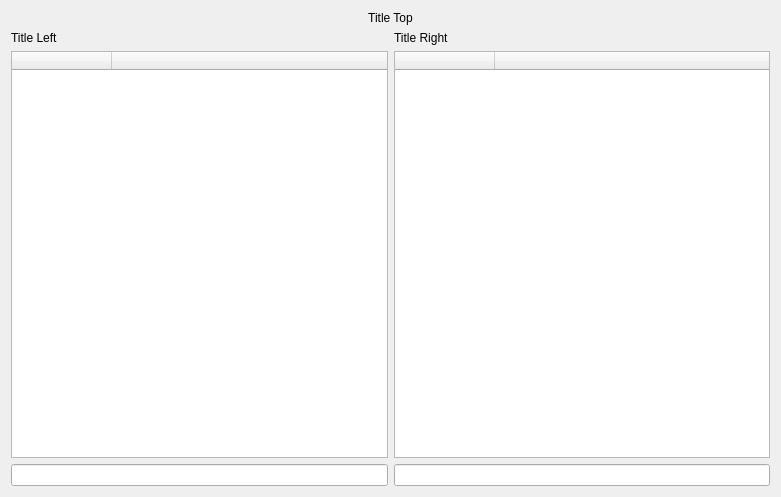
Before: the Qt Designer form Sources/Classes/ft_account.ui in ThomasWinz/FirmenSimulation, drawn with Qt 5.
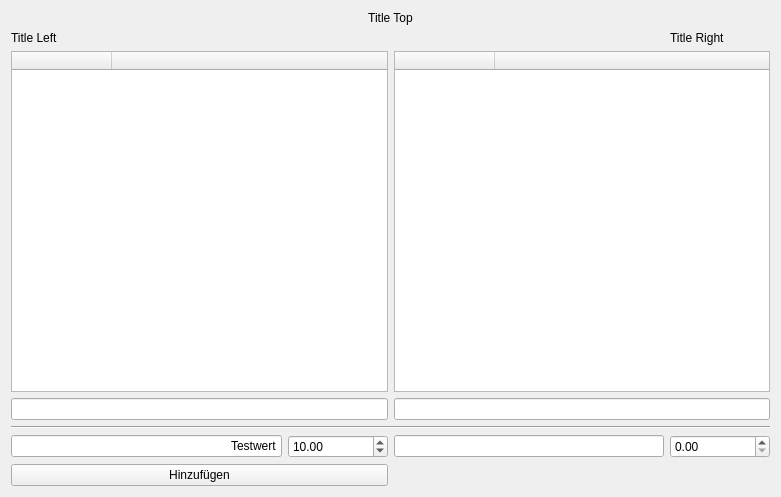
After: the same form once the commit is applied.

Commit message: EX-0203389: cleaned up FT_Account-class; added way to notify "parent" account about value-changes; adapted unit tests

```diff
--- a/Sources/Classes/ft_account.ui
+++ b/Sources/Classes/ft_account.ui
@@ -14,7 +14,24 @@
    <string>Form</string>
   </property>
   <layout class="QGridLayout" name="gridLayout">
-   <item row="4" column="0">
+   <item row="7" column="2">
+    <widget class="QLineEdit" name="lineEdit_enterTitleRight">
+     <property name="alignment">
+      <set>Qt::AlignRight|Qt::AlignTrailing|Qt::AlignVCenter</set>
+     </property>
+    </widget>
+   </item>
+   <item row="7" column="3">
+    <widget class="QDoubleSpinBox" name="doubleSpinBox_2">
+     <property name="minimumSize">
+      <size>
+       <width>100</width>
+       <height>0</height>
+      </size>
+     </property>
+    </widget>
+   </item>
+   <item row="4" column="0" colspan="2">
     <widget class="QTableWidget" name="tableWidget_left">
      <attribute name="horizontalHeaderStretchLastSection">
       <bool>true</bool>
@@ -31,7 +48,7 @@
      </column>
     </widget>
    </item>
-   <item row="4" column="1">
+   <item row="4" column="2" colspan="2">
     <widget class="QTableWidget" name="tableWidget_right">
      <attribute name="horizontalHeaderStretchLastSection">
       <bool>true</bool>
@@ -55,21 +72,21 @@
      </property>
     </widget>
    </item>
-   <item row="1" column="1">
+   <item row="1" column="3">
     <widget class="QLabel" name="label_titleRight">
      <property name="text">
       <string>Title Right</string>
      </property>
     </widget>
    </item>
-   <item row="5" column="0">
+   <item row="5" column="0" colspan="2">
     <widget class="QLineEdit" name="lineEdit_sumLeft">
      <property name="alignment">
       <set>Qt::AlignRight|Qt::AlignTrailing|Qt::AlignVCenter</set>
      </property>
     </widget>
    </item>
-   <item row="0" column="0" colspan="2">
+   <item row="0" column="0" colspan="4">
     <widget class="QLabel" name="label_titleTop">
      <property name="text">
       <string>Title Top</string>
@@ -79,13 +96,53 @@
      </property>
     </widget>
    </item>
-   <item row="5" column="1">
+   <item row="5" column="2" colspan="2">
     <widget class="QLineEdit" name="lineEdit_sumRight">
      <property name="alignment">
       <set>Qt::AlignRight|Qt::AlignTrailing|Qt::AlignVCenter</set>
      </property>
     </widget>
    </item>
+   <item row="7" column="0">
+    <widget class="QLineEdit" name="lineEdit_enterTitleLeft">
+     <property name="text">
+      <string>Testwert</string>
+     </property>
+     <property name="alignment">
+      <set>Qt::AlignRight|Qt::AlignTrailing|Qt::AlignVCenter</set>
+     </property>
+    </widget>
+   </item>
+   <item row="7" column="1">
+    <widget class="QDoubleSpinBox" name="doubleSpinBox_enterValueLeft">
+     <property name="minimumSize">
+      <size>
+       <width>100</width>
+       <height>0</height>
+      </size>
+     </property>
+     <property name="maximum">
+      <double>1000000000000000013287555072.000000000000000</double>
+     </property>
+     <property name="value">
+      <double>10.000000000000000</double>
+     </property>
+    </widget>
+   </item>
+   <item row="8" column="0" colspan="2">
+    <widget class="QPushButton" name="pushButton_enterLeft">
+     <property name="text">
+      <string>Hinzufügen</string>
+     </property>
+    </widget>
+   </item>
+   <item row="6" column="0" colspan="4">
+    <widget class="Line" name="line">
+     <property name="orientation">
+      <enum>Qt::Horizontal</enum>
+     </property>
+    </widget>
+   </item>
   </layout>
  </widget>
  <resources/>
```
The commit also changes 5 other files.
